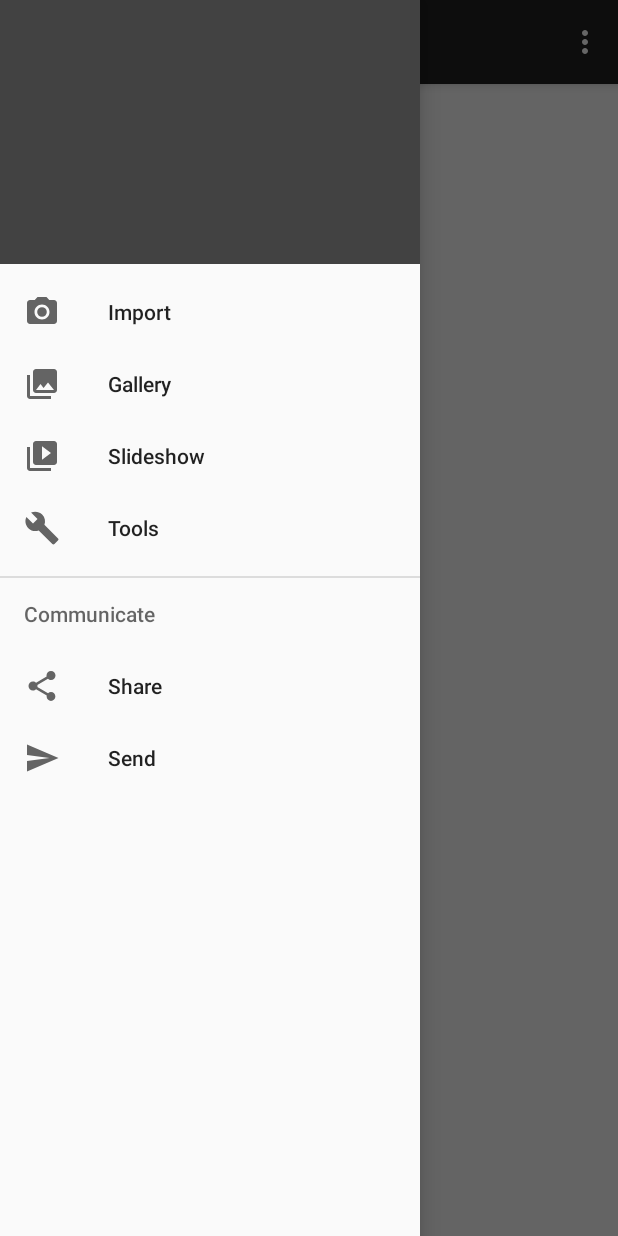
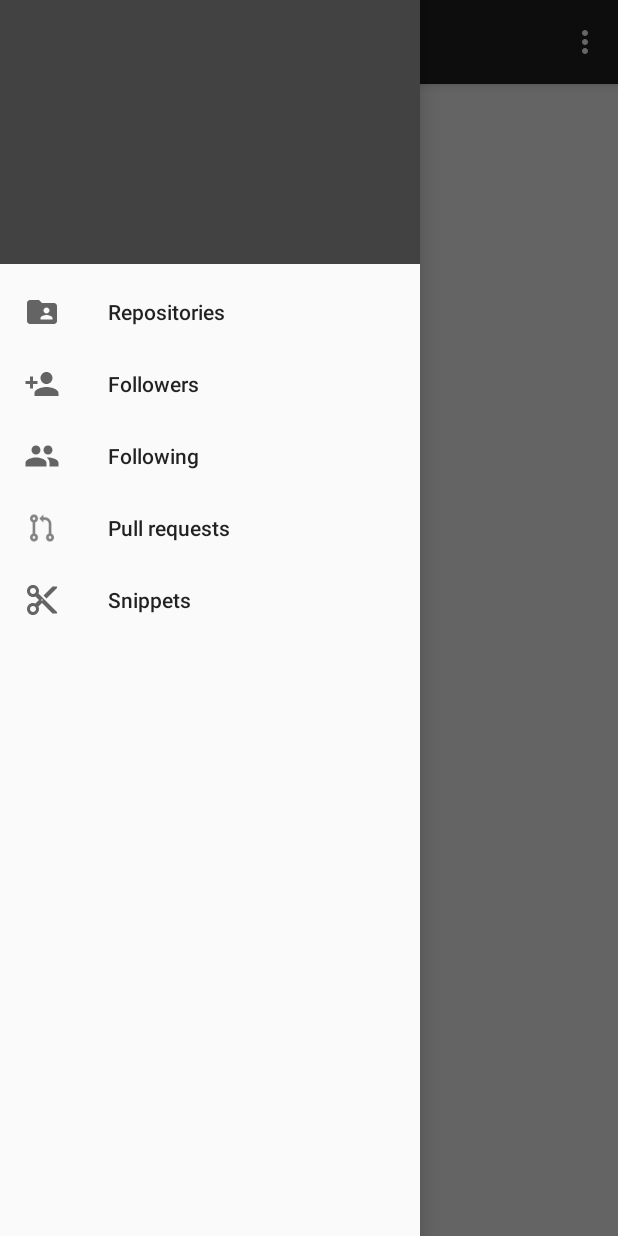
Before and after one commit to logoped583st/BitbucketClient, an Android app: the MainScreenActivity screen opened directly, with no data from a screen before it, with the side drawer open, on a phone screen of 412 x 824 dp. Run offline under Robolectric (Android 15) with nearby library versions, the phone set to English and light mode, and no system bars; our stand-ins replace RxJava, Timber, data binding; libraries missing offline, so code that uses them is left out: ru.terrakok.cicerone; 12 statements that could not run were skipped.

Commit message:
change menu

```diff
--- a/app/src/main/java/bushuk/stanislau/bitbucketproject/di/modules/CryptoModule.kt
+++ b/app/src/main/java/bushuk/stanislau/bitbucketproject/di/modules/CryptoModule.kt
@@ -13,7 +13,7 @@ class CryptoModule(val context: Context) {
 
     @Provides
     @Singleton
-    fun getTokenPreferences(): Crypto {
+    fun provideCtypto(): Crypto {
         val version = android.os.Build.VERSION.SDK_INT
         val crypto: Crypto
 
--- a/app/src/main/java/bushuk/stanislau/bitbucketproject/presentation/baseAuth/AuthLoginActivity.kt
+++ b/app/src/main/java/bushuk/stanislau/bitbucketproject/presentation/baseAuth/AuthLoginActivity.kt
@@ -48,7 +48,7 @@ class AuthLoginActivity : AppCompatActivity() {
         }.subscribe()
 
         viewModel.getSnackBarAction().observe(this, Observer
-        { Timber.e("SNACK")
+        {
             Snackbar.make(auth_login_powered_textView, it!!, Snackbar.LENGTH_LONG).show()
         })
 
--- a/app/src/main/java/bushuk/stanislau/bitbucketproject/presentation/main/MainScreenActivity.kt
+++ b/app/src/main/java/bushuk/stanislau/bitbucketproject/presentation/main/MainScreenActivity.kt
@@ -78,24 +78,24 @@ class MainScreenActivity : AppCompatActivity(), NavigationView.OnNavigationItemS
     override fun onNavigationItemSelected(item: MenuItem): Boolean {
 
         when (item.itemId) {
-            R.id.nav_camera -> {
-
-            }
-            R.id.nav_gallery -> {
-
-            }
-            R.id.nav_slideshow -> {
-
-            }
-            R.id.nav_manage -> {
-
-            }
-            R.id.nav_share -> {
-
-            }
-            R.id.nav_send -> {
-
-            }
+//            R.id.nav_camera -> {
+//
+//            }
+//            R.id.nav_gallery -> {
+//
+//            }
+//            R.id.nav_slideshow -> {
+//
+//            }
+//            R.id.nav_manage -> {
+//
+//            }
+//            R.id.nav_share -> {
+//
+//            }
+//            R.id.nav_send -> {
+//
+//            }
         }
 
         drawer_layout.closeDrawer(GravityCompat.START)
--- a/app/src/main/java/bushuk/stanislau/bitbucketproject/presentation/main/model/MainScreenModel.kt
+++ b/app/src/main/java/bushuk/stanislau/bitbucketproject/presentation/main/model/MainScreenModel.kt
@@ -16,10 +16,8 @@ class MainScreenModel {
         App.component.inject(this)
     }
 
-    fun getUserToken(): Single<User> = api.myUser()
+    fun getUser(): Single<User> = api.myUser()
 
-    fun getUserBaseAuth(): Single<User> {
-        return api.myUserBaseAuth()
-    }
+
 
 }
--- a/app/src/main/java/bushuk/stanislau/bitbucketproject/presentation/main/viewModel/MainScreenViewModel.kt
+++ b/app/src/main/java/bushuk/stanislau/bitbucketproject/presentation/main/viewModel/MainScreenViewModel.kt
@@ -11,7 +11,6 @@ import bushuk.stanislau.bitbucketproject.utils.sharedPreferencesUtils.SharedPref
 import io.reactivex.android.schedulers.AndroidSchedulers
 import io.reactivex.schedulers.Schedulers
 import ru.terrakok.cicerone.Router
-import timber.log.Timber
 import javax.inject.Inject
 
 class MainScreenViewModel : ViewModel() {
@@ -36,7 +35,7 @@ class MainScreenViewModel : ViewModel() {
     init {
         App.component.inject(this)
 
-        mainScreenModel.getUserToken().subscribeOn(Schedulers.io())
+        mainScreenModel.getUser().subscribeOn(Schedulers.io())
                 .map { appDatabase.userDao().insertUser(it)
                 it}
                 .observeOn(AndroidSchedulers.mainThread())
--- a/app/src/main/java/bushuk/stanislau/bitbucketproject/utils/retrofitUtils/AuthorizationInterceptor.kt
+++ b/app/src/main/java/bushuk/stanislau/bitbucketproject/utils/retrofitUtils/AuthorizationInterceptor.kt
@@ -4,6 +4,7 @@ import bushuk.stanislau.bitbucketproject.App
 import bushuk.stanislau.bitbucketproject.utils.sharedPreferencesUtils.SharedPreferencesUtil
 import okhttp3.Interceptor
 import okhttp3.Response
+import java.util.*
 import javax.inject.Inject
 
 
@@ -30,12 +31,10 @@ class AuthorizationInterceptor : Interceptor {
                 builder.header("Authorization", auth)
             } else {
                 url.addEncodedQueryParameter("access_token", auth)
-                //url.addQueryParameter()
             }
         }
 
         val request = builder
-
                 .url(url.build())
                 .build()
 
--- /dev/null
+++ b/uimodule/src/main/res/drawable/ic_followers.xml
@@ -0,0 +1,5 @@
+<vector android:height="24dp" android:tint="#C0C0C0"
+    android:viewportHeight="24.0" android:viewportWidth="24.0"
+    android:width="24dp" xmlns:android="http://schemas.android.com/apk/res/android">
+    <path android:fillColor="#FF000000" android:pathData="M15,12c2.21,0 4,-1.79 4,-4s-1.79,-4 -4,-4 -4,1.79 -4,4 1.79,4 4,4zM6,10L6,7L4,7v3L1,10v2h3v3h2v-3h3v-2L6,10zM15,14c-2.67,0 -8,1.34 -8,4v2h16v-2c0,-2.66 -5.33,-4 -8,-4z"/>
+</vector>
--- /dev/null
+++ b/uimodule/src/main/res/drawable/ic_following.xml
@@ -0,0 +1,5 @@
+<vector android:height="24dp" android:tint="#C0C0C0"
+    android:viewportHeight="24.0" android:viewportWidth="24.0"
+    android:width="24dp" xmlns:android="http://schemas.android.com/apk/res/android">
+    <path android:fillColor="#FF000000" android:pathData="M16,11c1.66,0 2.99,-1.34 2.99,-3S17.66,5 16,5c-1.66,0 -3,1.34 -3,3s1.34,3 3,3zM8,11c1.66,0 2.99,-1.34 2.99,-3S9.66,5 8,5C6.34,5 5,6.34 5,8s1.34,3 3,3zM8,13c-2.33,0 -7,1.17 -7,3.5L1,19h14v-2.5c0,-2.33 -4.67,-3.5 -7,-3.5zM16,13c-0.29,0 -0.62,0.02 -0.97,0.05 1.16,0.84 1.97,1.97 1.97,3.45L17,19h6v-2.5c0,-2.33 -4.67,-3.5 -7,-3.5z"/>
+</vector>
--- a/uimodule/src/main/res/drawable/ic_menu_camera.xml
+++ /dev/null
@@ -1,12 +0,0 @@
-<vector xmlns:android="http://schemas.android.com/apk/res/android"
-    android:width="24dp"
-    android:height="24dp"
-    android:viewportHeight="24.0"
-    android:viewportWidth="24.0">
-    <path
-        android:fillColor="#FF000000"
-        android:pathData="M12,12m-3.2,0a3.2,3.2 0,1 1,6.4 0a3.2,3.2 0,1 1,-6.4 0" />
-    <path
-        android:fillColor="#FF000000"
-        android:pathData="M9,2L7.17,4H4c-1.1,0 -2,0.9 -2,2v12c0,1.1 0.9,2 2,2h16c1.1,0 2,-0.9 2,-2V6c0,-1.1 -0.9,-2 -2,-2h-3.17L15,2H9zm3,15c-2.76,0 -5,-2.24 -5,-5s2.24,-5 5,-5 5,2.24 5,5 -2.24,5 -5,5z" />
-</vector>
--- a/uimodule/src/main/res/drawable/ic_menu_gallery.xml
+++ /dev/null
@@ -1,9 +0,0 @@
-<vector xmlns:android="http://schemas.android.com/apk/res/android"
-    android:width="24dp"
-    android:height="24dp"
-    android:viewportHeight="24.0"
-    android:viewportWidth="24.0">
-    <path
-        android:fillColor="#FF000000"
-        android:pathData="M22,16V4c0,-1.1 -0.9,-2 -2,-2H8c-1.1,0 -2,0.9 -2,2v12c0,1.1 0.9,2 2,2h12c1.1,0 2,-0.9 2,-2zm-11,-4l2.03,2.71L16,11l4,5H8l3,-4zM2,6v14c0,1.1 0.9,2 2,2h14v-2H4V6H2z" />
-</vector>
--- a/uimodule/src/main/res/drawable/ic_menu_manage.xml
+++ /dev/null
@@ -1,9 +0,0 @@
-<vector xmlns:android="http://schemas.android.com/apk/res/android"
-    android:width="24dp"
-    android:height="24dp"
-    android:viewportHeight="24.0"
-    android:viewportWidth="24.0">
-    <path
-        android:fillColor="#FF000000"
-        android:pathData="M22.7,19l-9.1,-9.1c0.9,-2.3 0.4,-5 -1.5,-6.9 -2,-2 -5,-2.4 -7.4,-1.3L9,6 6,9 1.6,4.7C0.4,7.1 0.9,10.1 2.9,12.1c1.9,1.9 4.6,2.4 6.9,1.5l9.1,9.1c0.4,0.4 1,0.4 1.4,0l2.3,-2.3c0.5,-0.4 0.5,-1.1 0.1,-1.4z" />
-</vector>
--- /dev/null
+++ b/uimodule/src/main/res/drawable/ic_repositories.xml
@@ -0,0 +1,5 @@
+<vector android:height="24dp" android:tint="#C0C0C0"
+    android:viewportHeight="24.0" android:viewportWidth="24.0"
+    android:width="24dp" xmlns:android="http://schemas.android.com/apk/res/android">
+    <path android:fillColor="#FF000000" android:pathData="M20,6h-8l-2,-2L4,4c-1.1,0 -1.99,0.9 -1.99,2L2,18c0,1.1 0.9,2 2,2h16c1.1,0 2,-0.9 2,-2L22,8c0,-1.1 -0.9,-2 -2,-2zM15,9c1.1,0 2,0.9 2,2s-0.9,2 -2,2 -2,-0.9 -2,-2 0.9,-2 2,-2zM19,17h-8v-1c0,-1.33 2.67,-2 4,-2s4,0.67 4,2v1z"/>
+</vector>
--- /dev/null
+++ b/uimodule/src/main/res/drawable/ic_snippets.xml
@@ -0,0 +1,5 @@
+<vector android:height="24dp" android:tint="#C0C0C0"
+    android:viewportHeight="24.0" android:viewportWidth="24.0"
+    android:width="24dp" xmlns:android="http://schemas.android.com/apk/res/android">
+    <path android:fillColor="#FF000000" android:pathData="M9.64,7.64c0.23,-0.5 0.36,-1.05 0.36,-1.64 0,-2.21 -1.79,-4 -4,-4S2,3.79 2,6s1.79,4 4,4c0.59,0 1.14,-0.13 1.64,-0.36L10,12l-2.36,2.36C7.14,14.13 6.59,14 6,14c-2.21,0 -4,1.79 -4,4s1.79,4 4,4 4,-1.79 4,-4c0,-0.59 -0.13,-1.14 -0.36,-1.64L12,14l7,7h3v-1L9.64,7.64zM6,8c-1.1,0 -2,-0.89 -2,-2s0.9,-2 2,-2 2,0.89 2,2 -0.9,2 -2,2zM6,20c-1.1,0 -2,-0.89 -2,-2s0.9,-2 2,-2 2,0.89 2,2 -0.9,2 -2,2zM12,12.5c-0.28,0 -0.5,-0.22 -0.5,-0.5s0.22,-0.5 0.5,-0.5 0.5,0.22 0.5,0.5 -0.22,0.5 -0.5,0.5zM19,3l-6,6 2,2 7,-7L22,3z"/>
+</vector>
--- a/uimodule/src/main/res/menu/activity_main_screen_drawer.xml
+++ b/uimodule/src/main/res/menu/activity_main_screen_drawer.xml
@@ -5,34 +5,41 @@
 
     <group android:checkableBehavior="single">
         <item
-            android:id="@+id/nav_camera"
-            android:icon="@drawable/ic_menu_camera"
-            android:title="Import" />
+            android:id="@+id/drawer_menu_repositories"
+            android:icon="@drawable/ic_repositories"
+            android:title="@string/drawer_menu_repositories" />
         <item
-            android:id="@+id/nav_gallery"
-            android:icon="@drawable/ic_menu_gallery"
-            android:title="Gallery" />
+            android:id="@+id/drawer_menu_followers"
+            android:icon="@drawable/ic_followers"
+            android:title="@string/drawer_menu_followers" />
         <item
-            android:id="@+id/nav_slideshow"
-            android:icon="@drawable/ic_menu_slideshow"
-            android:title="Slideshow" />
+            android:id="@+id/drawer_menu_following"
+            android:icon="@drawable/ic_following"
+            android:title="@string/drawer_menu_following" />
+
         <item
-            android:id="@+id/nav_manage"
-            android:icon="@drawable/ic_menu_manage"
-            android:title="Tools" />
+            android:id="@+id/drawer_menu_pull_requests"
+            android:icon="@drawable/ic_pull_request"
+            android:title="@string/drawer_menu_pull_requests" />
+
+
+        <item
+            android:id="@+id/drawer_menu_snippets"
+            android:icon="@drawable/ic_snippets"
+            android:title="@string/drawer_menu_snippets" />
     </group>
 
-    <item android:title="Communicate">
-        <menu>
-            <item
-                android:id="@+id/nav_share"
-                android:icon="@drawable/ic_menu_share"
-                android:title="Share" />
-            <item
-                android:id="@+id/nav_send"
-                android:icon="@drawable/ic_menu_send"
-                android:title="Send" />
-        </menu>
-    </item>
+    <!--<item android:title="Communicate">-->
+        <!--<menu>-->
+            <!--<item-->
+                <!--android:id="@+id/nav_share"-->
+                <!--android:icon="@drawable/ic_menu_share"-->
+                <!--android:title="Share" />-->
+            <!--<item-->
+                <!--android:id="@+id/nav_send"-->
+                <!--android:icon="@drawable/ic_menu_send"-->
+                <!--android:title="Send" />-->
+        <!--</menu>-->
+    <!--</item>-->
 
 </menu>
--- a/uimodule/src/main/res/values/strings.xml
+++ b/uimodule/src/main/res/values/strings.xml
@@ -8,6 +8,7 @@
         <![CDATA[
         Powered by <font color=\'#ec1c24\'>:i</font>Tech<font color=\'#ec1c24\'>Art</font>
     ]]></string>
+
     <string name="auth_login_screen_security_text">For more security you can login with browser</string>
     <string name="auth_login_screen_browser_text">Log in browser</string>
     <string name="auth_login_screen_client">Bitbucket Client</string>
@@ -23,4 +24,13 @@
     <string name="nav_header_desc">Navigation header</string>
     <string name="action_settings">Settings</string>
 
+    <!--Navigation Drawer menu -->
+    <string name="drawer_menu_repositories">Repositories</string>
+    <string name="drawer_menu_hooks">Hooks</string>
+    <string name="drawer_menu_followers">Followers</string>
+    <string name="drawer_menu_following">Following</string>
+    <string name="drawer_menu_snippets">Snippets</string>
+    <string name="drawer_menu_pull_requests">Pull requests</string>
+
+
 </resources>
```
Also changed, not shown: uimodule/src/main/res/drawable-hdpi/ic_pull_request.png (added), uimodule/src/main/res/drawable-mdpi/ic_pull_request.png (added), uimodule/src/main/res/drawable-xhdpi/ic_pull_request.png (added), uimodule/src/main/res/drawable-xxhdpi/ic_pull_request.png (added).
